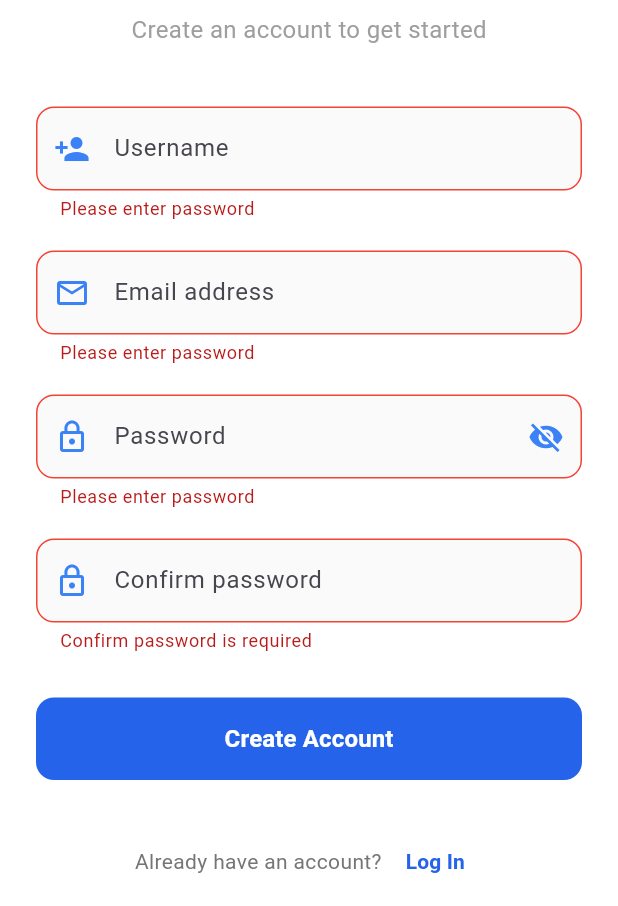
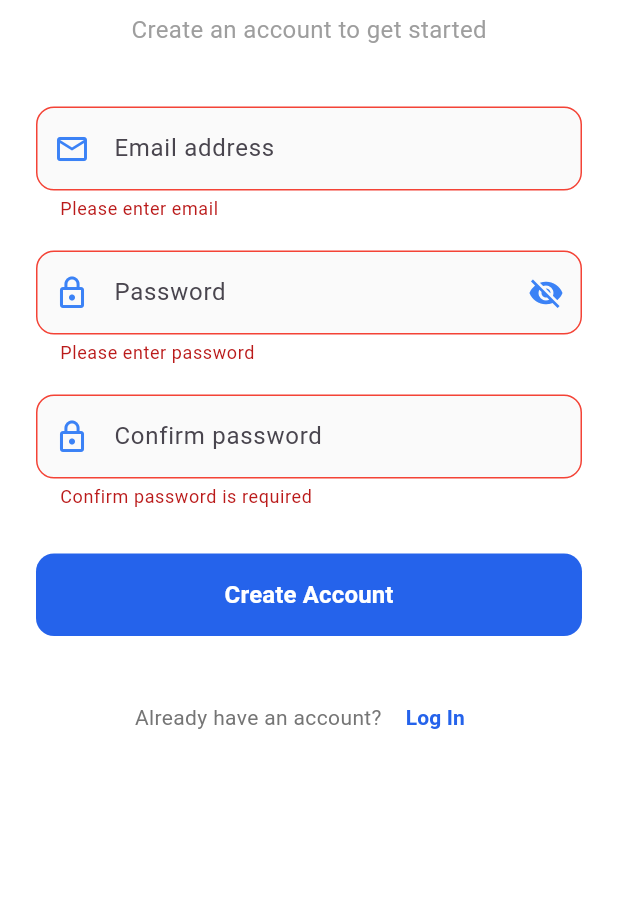
Before and after one commit to Jithin-janardhanan/Taskova, a Flutter app: the Registration screen opened directly, after a tap on "Create Account", on a phone screen of 412 x 824 dp, the part 330-1236 px from its top. Run offline on Flutter 3.47's test engine with Material 3 defaults, Android fonts, the phone set to English and light mode, and no system bars; our stand-ins replace google_sign_in, lottie, sign_in_with_apple.

Commit message:
api connected for registration and otp verificatin

```diff
--- a/lib/colors.dart
+++ b/lib/colors.dart
@@ -4,5 +4,7 @@ class AppColors {
   static const Color primaryBlue = Color(0xFF2563EB);
   static const Color secondaryBlue = Color(0xFF3B82F6);
   static const Color lightBlue = Color(0xFFBFDBFE);
-  static const Color accentColor = Color(0xFFECFDF5); // Soft mint for accent
+  static const Color accentColor = Color(0xFFECFDF5);
+  static const Color mildblack = Colors.black;
+  // Soft mint for accent
 }
--- a/lib/registration.dart
+++ b/lib/registration.dart
@@ -110,8 +110,12 @@
 // }
 import 'package:flutter/material.dart';
 import 'package:taskova/colors.dart';
+import 'package:taskova/otp.dart';
 import 'login.dart';
 import 'validator.dart';
+import 'package:http/http.dart' as http;
+import 'dart:convert';
+import 'dart:io';
 
 class Registration extends StatefulWidget {
   const Registration({super.key});
@@ -126,11 +130,69 @@ class _RegistrationState extends State<Registration> {
   final _passwordController = TextEditingController();
   final TextEditingController _confirmPass = TextEditingController();
   bool _visiblePassword = false;
+  bool _isLoading = false;
+  String _errorMessage = '';
 
   @override
   void initState() {
     super.initState();
     _visiblePassword = false;
+  }
+
+  Future<void> registerUser() async {
+    setState(() {
+      _isLoading = true;
+      _errorMessage = '';
+    });
+
+    // Use your computer's actual IP address on the network
+    // For example: "http://192.168.1.5:8000/api/register/"
+    String baseUrl = "http://192.168.20.12:8000/api/register/";
+
+    try {
+      var response = await http
+          .post(
+            Uri.parse(baseUrl),
+            headers: {'Content-Type': 'application/json'},
+            body: jsonEncode({
+              "email": _emailController.text,
+              "password": _passwordController.text,
+              "role": "SHOPKEEPER"
+            }),
+          )
+          .timeout(const Duration(
+              seconds: 10)); // Add timeout for better error handling
+
+      if (response.statusCode == 201) {
+        print("Success: ${response.body}");
+
+        // Navigate to OTP verification screen
+        Navigator.push(
+          context,
+          MaterialPageRoute(
+            builder: (context) => OtpVerification(email: _emailController.text),
+          ),
+        );
+      } else {
+        // Handle error based on status code
+        print("Failed: ${response.statusCode} - ${response.reasonPhrase}");
+        Map<String, dynamic> responseBody = jsonDecode(response.body);
+        setState(() {
+          _errorMessage = responseBody['detail'] ??
+              'Registration failed. Please try again.';
+        });
+      }
+    } catch (e) {
+      print("Error: $e");
+      setState(() {
+        _errorMessage =
+            'Connection error. Please check your internet connection and try again.';
+      });
+    } finally {
+      setState(() {
+        _isLoading = false;
+      });
+    }
   }
 
   @override
@@ -181,45 +243,12 @@ class _RegistrationState extends State<Registration> {
                     ),
                   ),
                   const SizedBox(height: 40),
-                  TextFormField(
-                    controller: _emailController,
-                    keyboardType: TextInputType.emailAddress,
-                    validator: validatePassword,
-                    decoration: InputDecoration(
-                      hintText: 'Username',
-                      prefixIcon: const Icon(
-                        Icons.person_add,
-                        color: AppColors.secondaryBlue,
-                      ),
-                      filled: true,
-                      fillColor: Colors.grey[50],
-                      border: OutlineInputBorder(
-                        borderRadius: BorderRadius.circular(12),
-                        borderSide: BorderSide.none,
-                      ),
-                      enabledBorder: OutlineInputBorder(
-                        borderRadius: BorderRadius.circular(12),
-                        borderSide: const BorderSide(
-                            color: AppColors.lightBlue, width: 1),
-                      ),
-                      focusedBorder: OutlineInputBorder(
-                        borderRadius: BorderRadius.circular(12),
-                        borderSide: const BorderSide(
-                            color: AppColors.primaryBlue, width: 2),
-                      ),
-                      errorBorder: OutlineInputBorder(
-                        borderRadius: BorderRadius.circular(12),
-                        borderSide:
-                            const BorderSide(color: Colors.red, width: 1),
-                      ),
-                    ),
-                  ),
-                  const SizedBox(height: 20),
+
                   // Email field
                   TextFormField(
                     controller: _emailController,
                     keyboardType: TextInputType.emailAddress,
-                    validator: validatePassword,
+                    validator: validateEmail,
                     decoration: InputDecoration(
                       hintText: 'Email address',
                       prefixIcon: const Icon(
@@ -235,7 +264,7 @@ class _RegistrationState extends State<Registration> {
                       enabledBorder: OutlineInputBorder(
                         borderRadius: BorderRadius.circular(12),
                         borderSide: const BorderSide(
-                            color: AppColors.lightBlue, width: 1),
+                            color: Color.fromARGB(255, 10, 11, 11), width: 1),
                       ),
                       focusedBorder: OutlineInputBorder(
                         borderRadius: BorderRadius.circular(12),
@@ -283,7 +312,7 @@ class _RegistrationState extends State<Registration> {
                       enabledBorder: OutlineInputBorder(
                         borderRadius: BorderRadius.circular(12),
                         borderSide: const BorderSide(
-                            color: AppColors.lightBlue, width: 1),
+                            color: Color.fromARGB(255, 10, 11, 11), width: 1),
                       ),
                       focusedBorder: OutlineInputBorder(
                         borderRadius: BorderRadius.circular(12),
@@ -324,7 +353,7 @@ class _RegistrationState extends State<Registration> {
                       enabledBorder: OutlineInputBorder(
                         borderRadius: BorderRadius.circular(12),
                         borderSide: const BorderSide(
-                            color: AppColors.lightBlue, width: 1),
+                            color: Color.fromARGB(255, 10, 11, 11), width: 1),
                       ),
                       focusedBorder: OutlineInputBorder(
                         borderRadius: BorderRadius.circular(12),
@@ -338,15 +367,30 @@ class _RegistrationState extends State<Registration> {
                       ),
                     ),
                   ),
+
+                  // Error message display
+                  if (_errorMessage.isNotEmpty)
+                    Padding(
+                      padding: const EdgeInsets.only(top: 16.0),
+                      child: Text(
+                        _errorMessage,
+                        style: const TextStyle(color: Colors.red),
+                        textAlign: TextAlign.center,
+                      ),
+                    ),
+
                   const SizedBox(height: 30),
                   // Register button
                   SizedBox(
                     width: double.infinity,
                     height: 55,
                     child: ElevatedButton(
-                      onPressed: () {
+                      onPressed: _isLoading
+                          ? null
+                          : () {
                               if (_formKey.currentState!.validate()) {
                                 // Registration logic
+                                registerUser();
                               }
                             },
                       style: ElevatedButton.styleFrom(
@@ -357,7 +401,16 @@ class _RegistrationState extends State<Registration> {
                           borderRadius: BorderRadius.circular(12),
                         ),
                       ),
-                      child: const Text(
+                      child: _isLoading
+                          ? const SizedBox(
+                              height: 20,
+                              width: 20,
+                              child: CircularProgressIndicator(
+                                color: Colors.white,
+                                strokeWidth: 2,
+                              ),
+                            )
+                          : const Text(
                               'Create Account',
                               style: TextStyle(
                                 fontSize: 16,
```
Also changed, not shown: lib/otp.dart (added, +278 -0 lines). Lines whose indentation alone changed are shown as unchanged.
